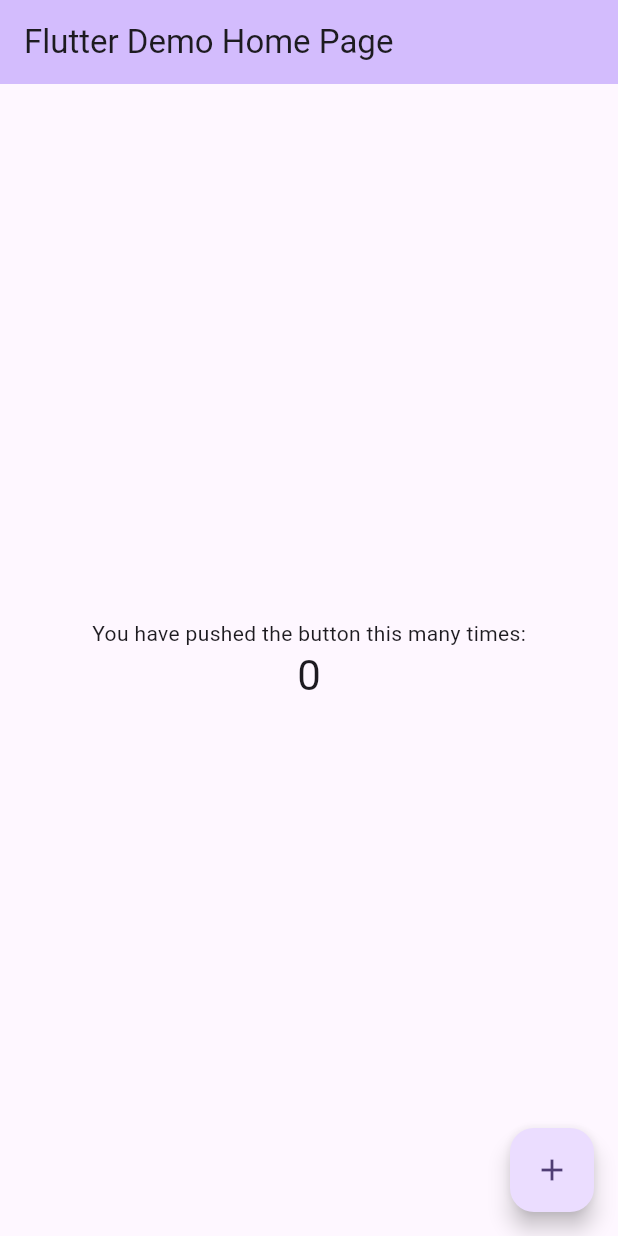
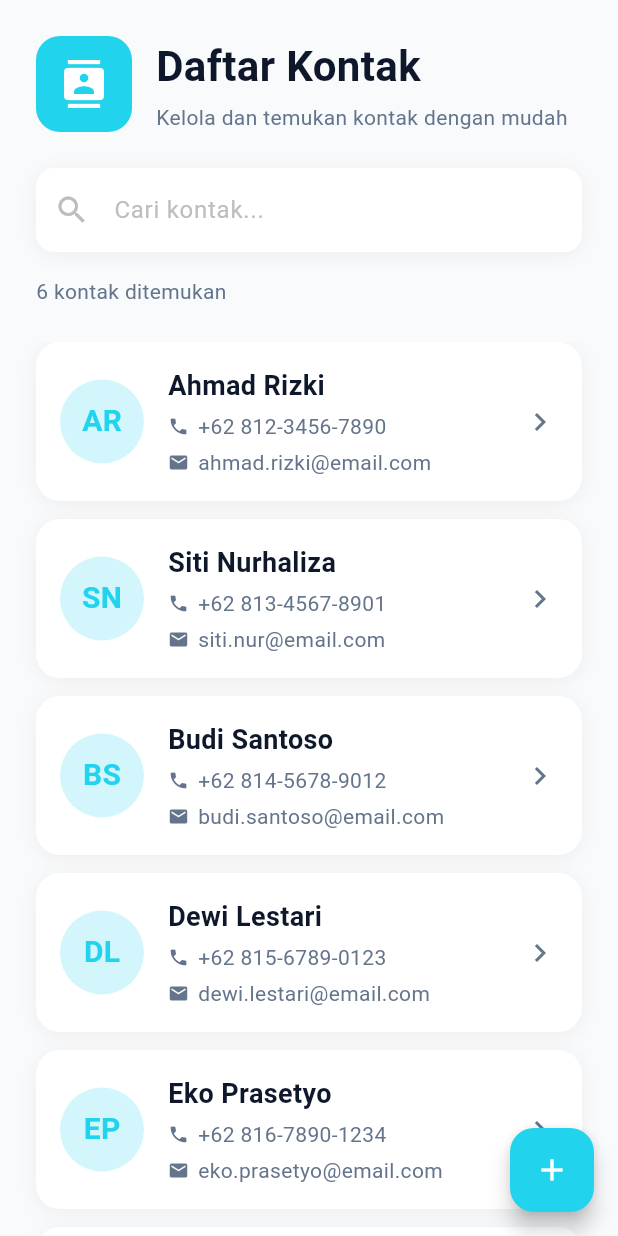
Before and after one commit to BagusAth/simple-contact-app, a Flutter app: the screen it shows after launch, on a phone screen of 412 x 824 dp. Run offline on Flutter 3.47's test engine with Material 3 defaults, Android fonts, the phone set to English and light mode, and no system bars.

Commit message:
add contact model and implement contact list screen with search functionality

```diff
--- a/lib/main.dart
+++ b/lib/main.dart
@@ -1,4 +1,5 @@
 import 'package:flutter/material.dart';
+import 'screens/contact_list_screen.dart';
 
 void main() {
   runApp(const MyApp());
@@ -7,116 +8,22 @@ void main() {
 class MyApp extends StatelessWidget {
   const MyApp({super.key});
 
-  // This widget is the root of your application.
   @override
   Widget build(BuildContext context) {
     return MaterialApp(
-      title: 'Flutter Demo',
+      title: 'Aplikasi Buku Kontak',
+      debugShowCheckedModeBanner: false,
       theme: ThemeData(
-        // This is the theme of your application.
-        //
-        // TRY THIS: Try running your application with "flutter run". You'll see
-        // the application has a purple toolbar. Then, without quitting the app,
-        // try changing the seedColor in the colorScheme below to Colors.green
-        // and then invoke "hot reload" (save your changes or press the "hot
-        // reload" button in a Flutter-supported IDE, or press "r" if you used
-        // the command line to start the app).
-        //
-        // Notice that the counter didn't reset back to zero; the application
-        // state is not lost during the reload. To reset the state, use hot
-        // restart instead.
-        //
-        // This works for code too, not just values: Most code changes can be
-        // tested with just a hot reload.
-        colorScheme: ColorScheme.fromSeed(seedColor: Colors.deepPurple),
+        colorScheme: ColorScheme.fromSeed(
+          seedColor: const Color(0xFF22D3EE),
+          primary: const Color(0xFF22D3EE),
+          secondary: const Color(0xFF0F172A),
+        ),
+        scaffoldBackgroundColor: const Color(0xFFF8FAFC),
+        useMaterial3: true,
+        fontFamily: 'Roboto',
       ),
-      home: const MyHomePage(title: 'Flutter Demo Home Page'),
+      home: const ContactListScreen(),
     );
   }
 }
-
-class MyHomePage extends StatefulWidget {
-  const MyHomePage({super.key, required this.title});
-
-  // This widget is the home page of your application. It is stateful, meaning
-  // that it has a State object (defined below) that contains fields that affect
-  // how it looks.
-
-  // This class is the configuration for the state. It holds the values (in this
-  // case the title) provided by the parent (in this case the App widget) and
-  // used by the build method of the State. Fields in a Widget subclass are
-  // always marked "final".
-
-  final String title;
-
-  @override
-  State<MyHomePage> createState() => _MyHomePageState();
-}
-
-class _MyHomePageState extends State<MyHomePage> {
-  int _counter = 0;
-
-  void _incrementCounter() {
-    setState(() {
-      // This call to setState tells the Flutter framework that something has
-      // changed in this State, which causes it to rerun the build method below
-      // so that the display can reflect the updated values. If we changed
-      // _counter without calling setState(), then the build method would not be
-      // called again, and so nothing would appear to happen.
-      _counter++;
-    });
-  }
-
-  @override
-  Widget build(BuildContext context) {
-    // This method is rerun every time setState is called, for instance as done
-    // by the _incrementCounter method above.
-    //
-    // The Flutter framework has been optimized to make rerunning build methods
-    // fast, so that you can just rebuild anything that needs updating rather
-    // than having to individually change instances of widgets.
-    return Scaffold(
-      appBar: AppBar(
-        // TRY THIS: Try changing the color here to a specific color (to
-        // Colors.amber, perhaps?) and trigger a hot reload to see the AppBar
-        // change color while the other colors stay the same.
-        backgroundColor: Theme.of(context).colorScheme.inversePrimary,
-        // Here we take the value from the MyHomePage object that was created by
-        // the App.build method, and use it to set our appbar title.
-        title: Text(widget.title),
-      ),
-      body: Center(
-        // Center is a layout widget. It takes a single child and positions it
-        // in the middle of the parent.
-        child: Column(
-          // Column is also a layout widget. It takes a list of children and
-          // arranges them vertically. By default, it sizes itself to fit its
-          // children horizontally, and tries to be as tall as its parent.
-          //
-          // Column has various properties to control how it sizes itself and
-          // how it positions its children. Here we use mainAxisAlignment to
-          // center the children vertically; the main axis here is the vertical
-          // axis because Columns are vertical (the cross axis would be
-          // horizontal).
-          //
-          // TRY THIS: Invoke "debug painting" (choose the "Toggle Debug Paint"
-          // action in the IDE, or press "p" in the console), to see the
-          // wireframe for each widget.
-          mainAxisAlignment: MainAxisAlignment.center,
-          children: <Widget>[
-            const Text('You have pushed the button this many times:'),
-            Text(
-              '$_counter',
-              style: Theme.of(context).textTheme.headlineMedium,
-            ),
-          ],
-        ),
-      ),
-      floatingActionButton: FloatingActionButton(
-        onPressed: _incrementCounter,
-        tooltip: 'Increment',
-        child: const Icon(Icons.add),
-      ), // This trailing comma makes auto-formatting nicer for build methods.
-    );
-  }
-}
--- /dev/null
+++ b/lib/models/contact.dart
@@ -0,0 +1,22 @@
+class Contact {
+  final String name;
+  final String phone;
+  final String email;
+
+  Contact({
+    required this.name,
+    required this.phone,
+    required this.email,
+  });
+
+  // Get initials from name for avatar
+  String getInitials() {
+    List<String> names = name.trim().split(' ');
+    if (names.length >= 2) {
+      return '${names[0][0]}${names[1][0]}'.toUpperCase();
+    } else if (names.isNotEmpty) {
+      return names[0].substring(0, names[0].length >= 2 ? 2 : 1).toUpperCase();
+    }
+    return 'NA';
+  }
+}
--- /dev/null
+++ b/lib/screens/contact_list_screen.dart
@@ -0,0 +1,335 @@
+import 'package:flutter/material.dart';
+import '../models/contact.dart';
+
+class ContactListScreen extends StatefulWidget {
+  const ContactListScreen({super.key});
+
+  @override
+  State<ContactListScreen> createState() => _ContactListScreenState();
+}
+
+class _ContactListScreenState extends State<ContactListScreen> {
+  final TextEditingController _searchController = TextEditingController();
+  List<Contact> _contacts = [];
+  List<Contact> _filteredContacts = [];
+
+  @override
+  void initState() {
+    super.initState();
+    _loadSampleContacts();
+    _filteredContacts = _contacts;
+  }
+
+  void _loadSampleContacts() {
+    _contacts = [
+      Contact(
+        name: 'Ahmad Rizki',
+        phone: '+62 812-3456-7890',
+        email: 'ahmad.rizki@email.com',
+      ),
+      Contact(
+        name: 'Siti Nurhaliza',
+        phone: '+62 813-4567-8901',
+        email: 'siti.nur@email.com',
+      ),
+      Contact(
+        name: 'Budi Santoso',
+        phone: '+62 814-5678-9012',
+        email: 'budi.santoso@email.com',
+      ),
+      Contact(
+        name: 'Dewi Lestari',
+        phone: '+62 815-6789-0123',
+        email: 'dewi.lestari@email.com',
+      ),
+      Contact(
+        name: 'Eko Prasetyo',
+        phone: '+62 816-7890-1234',
+        email: 'eko.prasetyo@email.com',
+      ),
+      Contact(
+        name: 'Fitri Handayani',
+        phone: '+62 817-8901-2345',
+        email: 'fitri.handayani@email.com',
+      ),
+    ];
+  }
+
+  void _filterContacts(String query) {
+    setState(() {
+      if (query.isEmpty) {
+        _filteredContacts = _contacts;
+      } else {
+        _filteredContacts = _contacts
+            .where((contact) =>
+                contact.name.toLowerCase().contains(query.toLowerCase()) ||
+                contact.phone.contains(query) ||
+                contact.email.toLowerCase().contains(query.toLowerCase()))
+            .toList();
+      }
+    });
+  }
+
+  @override
+  void dispose() {
+    _searchController.dispose();
+    super.dispose();
+  }
+
+  @override
+  Widget build(BuildContext context) {
+    return Scaffold(
+      backgroundColor: const Color(0xFFF8FAFC),
+      body: SafeArea(
+        child: Column(
+          children: [
+            // Header Section
+            Container(
+              padding: const EdgeInsets.all(24),
+              child: Column(
+                crossAxisAlignment: CrossAxisAlignment.start,
+                children: [
+                  Row(
+                    children: [
+                      Container(
+                        width: 64,
+                        height: 64,
+                        decoration: BoxDecoration(
+                          color: const Color(0xFF22D3EE),
+                          borderRadius: BorderRadius.circular(16),
+                        ),
+                        child: const Icon(
+                          Icons.contacts,
+                          color: Colors.white,
+                          size: 32,
+                        ),
+                      ),
+                      const SizedBox(width: 16),
+                      const Expanded(
+                        child: Column(
+                          crossAxisAlignment: CrossAxisAlignment.start,
+                          children: [
+                            Text(
+                              'Daftar Kontak',
+                              style: TextStyle(
+                                fontSize: 28,
+                                fontWeight: FontWeight.bold,
+                                color: Color(0xFF0F172A),
+                              ),
+                            ),
+                            SizedBox(height: 4),
+                            Text(
+                              'Kelola dan temukan kontak dengan mudah',
+                              style: TextStyle(
+                                fontSize: 14,
+                                color: Color(0xFF64748B),
+                              ),
+                            ),
+                          ],
+                        ),
+                      ),
+                    ],
+                  ),
+                  const SizedBox(height: 24),
+                  // Search Bar
+                  Container(
+                    decoration: BoxDecoration(
+                      color: Colors.white,
+                      borderRadius: BorderRadius.circular(12),
+                      boxShadow: [
+                        BoxShadow(
+                          color: Colors.black.withOpacity(0.05),
+                          blurRadius: 10,
+                          offset: const Offset(0, 2),
+                        ),
+                      ],
+                    ),
+                    child: TextField(
+                      controller: _searchController,
+                      onChanged: _filterContacts,
+                      decoration: InputDecoration(
+                        hintText: 'Cari kontak...',
+                        hintStyle: TextStyle(
+                          color: Colors.grey[400],
+                          fontSize: 16,
+                        ),
+                        prefixIcon: Icon(
+                          Icons.search,
+                          color: Colors.grey[400],
+                        ),
+                        border: InputBorder.none,
+                        contentPadding: const EdgeInsets.symmetric(
+                          horizontal: 20,
+                          vertical: 16,
+                        ),
+                      ),
+                    ),
+                  ),
+                  const SizedBox(height: 16),
+                  Text(
+                    '${_filteredContacts.length} kontak ditemukan',
+                    style: const TextStyle(
+                      fontSize: 14,
+                      color: Color(0xFF64748B),
+                    ),
+                  ),
+                ],
+              ),
+            ),
+            // Contact List
+            Expanded(
+              child: _filteredContacts.isEmpty
+                  ? Center(
+                      child: Column(
+                        mainAxisAlignment: MainAxisAlignment.center,
+                        children: [
+                          Icon(
+                            Icons.person_search,
+                            size: 64,
+                            color: Colors.grey[300],
+                          ),
+                          const SizedBox(height: 16),
+                          Text(
+                            'Tidak ada kontak ditemukan',
+                            style: TextStyle(
+                              fontSize: 16,
+                              color: Colors.grey[400],
+                            ),
+                          ),
+                        ],
+                      ),
+                    )
+                  : ListView.builder(
+                      padding: const EdgeInsets.symmetric(horizontal: 24),
+                      itemCount: _filteredContacts.length,
+                      itemBuilder: (context, index) {
+                        final contact = _filteredContacts[index];
+                        return _buildContactCard(contact);
+                      },
+                    ),
+            ),
+          ],
+        ),
+      ),
+      floatingActionButton: FloatingActionButton(
+        onPressed: () {
+          // TODO: Navigate to add contact page
+        },
+        backgroundColor: const Color(0xFF22D3EE),
+        child: const Icon(Icons.add, color: Colors.white),
+      ),
+    );
+  }
+
+  Widget _buildContactCard(Contact contact) {
+    return Container(
+      margin: const EdgeInsets.only(bottom: 12),
+      decoration: BoxDecoration(
+        color: Colors.white,
+        borderRadius: BorderRadius.circular(16),
+        boxShadow: [
+          BoxShadow(
+            color: Colors.black.withOpacity(0.05),
+            blurRadius: 10,
+            offset: const Offset(0, 2),
+          ),
+        ],
+      ),
+      child: Material(
+        color: Colors.transparent,
+        child: InkWell(
+          borderRadius: BorderRadius.circular(16),
+          onTap: () {
+            // TODO: Navigate to contact detail page
+          },
+          child: Padding(
+            padding: const EdgeInsets.all(16),
+            child: Row(
+              children: [
+                // Avatar with initials
+                Container(
+                  width: 56,
+                  height: 56,
+                  decoration: BoxDecoration(
+                    color: const Color(0xFF22D3EE).withOpacity(0.2),
+                    shape: BoxShape.circle,
+                  ),
+                  child: Center(
+                    child: Text(
+                      contact.getInitials(),
+                      style: const TextStyle(
+                        fontSize: 20,
+                        fontWeight: FontWeight.bold,
+                        color: Color(0xFF22D3EE),
+                      ),
+                    ),
+                  ),
+                ),
+                const SizedBox(width: 16),
+                // Contact Info
+                Expanded(
+                  child: Column(
+                    crossAxisAlignment: CrossAxisAlignment.start,
+                    children: [
+                      Text(
+                        contact.name,
+                        style: const TextStyle(
+                          fontSize: 18,
+                          fontWeight: FontWeight.bold,
+                          color: Color(0xFF0F172A),
+                        ),
+                      ),
+                      const SizedBox(height: 4),
+                      Row(
+                        children: [
+                          const Icon(
+                            Icons.phone,
+                            size: 14,
+                            color: Color(0xFF64748B),
+                          ),
+                          const SizedBox(width: 6),
+                          Text(
+                            contact.phone,
+                            style: const TextStyle(
+                              fontSize: 14,
+                              color: Color(0xFF64748B),
+                            ),
+                          ),
+                        ],
+                      ),
+                      const SizedBox(height: 4),
+                      Row(
+                        children: [
+                          const Icon(
+                            Icons.email,
+                            size: 14,
+                            color: Color(0xFF64748B),
+                          ),
+                          const SizedBox(width: 6),
+                          Expanded(
+                            child: Text(
+                              contact.email,
+                              style: const TextStyle(
+                                fontSize: 14,
+                                color: Color(0xFF64748B),
+                              ),
+                              overflow: TextOverflow.ellipsis,
+                            ),
+                          ),
+                        ],
+                      ),
+                    ],
+                  ),
+                ),
+                const Icon(
+                  Icons.chevron_right,
+                  color: Color(0xFF64748B),
+                ),
+              ],
+            ),
+          ),
+        ),
+      ),
+    );
+  }
+}
```
